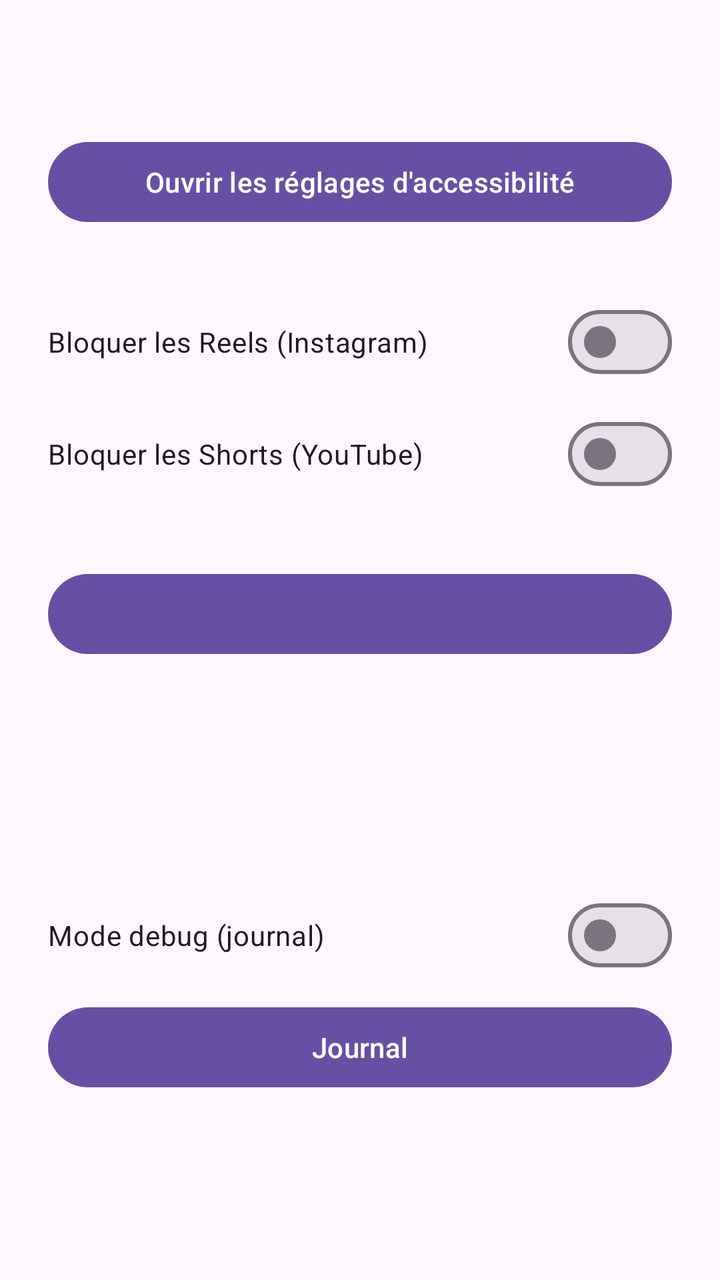
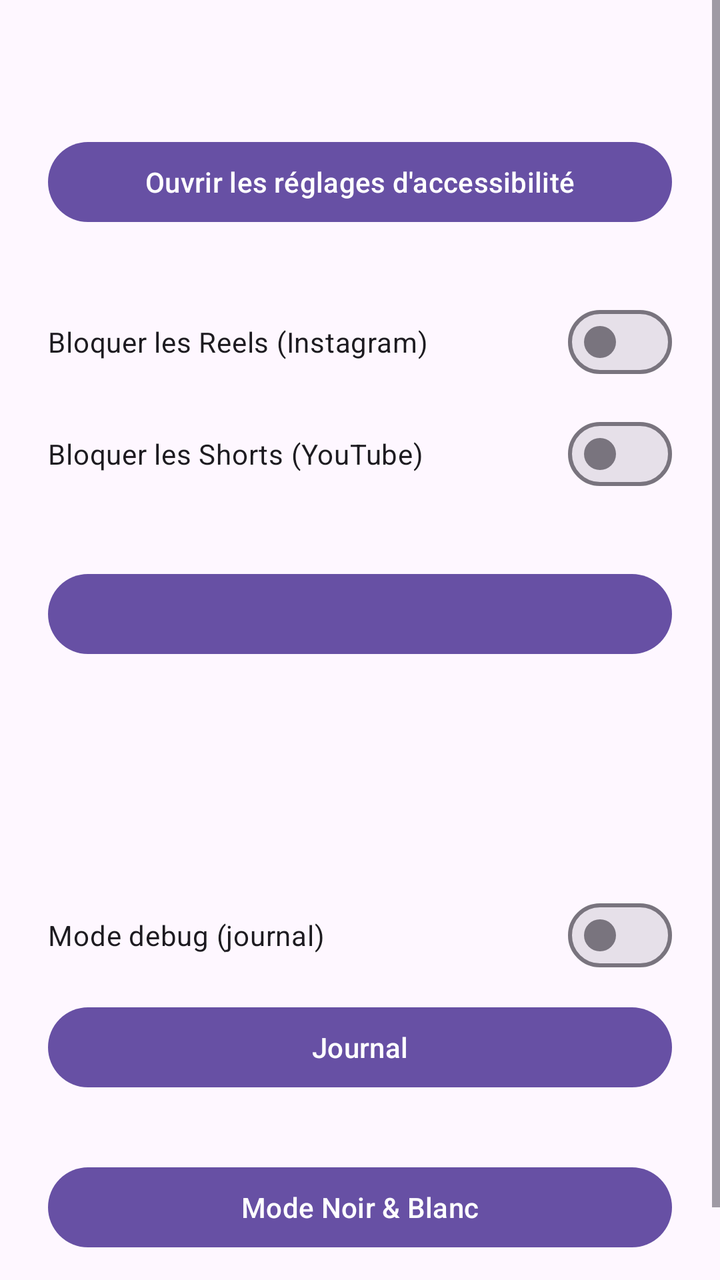

Before-and-after screenshots of an Android layout around one commit, followed by the original layout XML and the change that was made.
<!-- AndroidManifest.xml: application theme Theme.NoScroll -->
<!-- res/layout/activity_main.xml -->
<?xml version="1.0" encoding="utf-8"?>
<ScrollView xmlns:android="http://schemas.android.com/apk/res/android"
    android:layout_width="match_parent"
    android:layout_height="match_parent"
    android:fitsSystemWindows="true">

<LinearLayout
    android:layout_width="match_parent"
    android:layout_height="wrap_content"
    android:orientation="vertical"
    android:padding="24dp">

    <TextView
        android:id="@+id/statusText"
        android:layout_width="match_parent"
        android:layout_height="wrap_content"
        android:textSize="20sp" />

    <Button
        android:id="@+id/openSettingsButton"
        android:layout_width="match_parent"
        android:layout_height="wrap_content"
        android:layout_marginTop="16dp"
        android:text="@string/open_accessibility_settings" />

    <com.google.android.material.materialswitch.MaterialSwitch
        android:id="@+id/switchReels"
        android:layout_width="match_parent"
        android:layout_height="wrap_content"
        android:layout_marginTop="32dp"
        android:text="@string/block_reels" />

    <com.google.android.material.materialswitch.MaterialSwitch
        android:id="@+id/switchShorts"
        android:layout_width="match_parent"
        android:layout_height="wrap_content"
        android:layout_marginTop="8dp"
        android:text="@string/block_shorts" />

    <Button
        android:id="@+id/pauseButton"
        android:layout_width="match_parent"
        android:layout_height="wrap_content"
        android:layout_marginTop="32dp" />

    <TextView
        android:id="@+id/pauseStatusText"
        android:layout_width="match_parent"
        android:layout_height="wrap_content"
        android:layout_marginTop="8dp" />

    <TextView
        android:id="@+id/statsText"
        android:layout_width="match_parent"
        android:layout_height="wrap_content"
        android:layout_marginTop="32dp"
        android:textSize="16sp" />

    <com.google.android.material.materialswitch.MaterialSwitch
        android:id="@+id/switchDebug"
        android:layout_width="match_parent"
        android:layout_height="wrap_content"
        android:layout_marginTop="32dp"
        android:text="@string/debug_mode" />

    <Button
        android:id="@+id/openLogButton"
        android:layout_width="match_parent"
        android:layout_height="wrap_content"
        android:layout_marginTop="8dp"
        android:text="@string/open_log" />
</LinearLayout>
</ScrollView>
<!-- resources referenced by this layout -->
<resources>
  <string name="block_reels">Bloquer les Reels (Instagram)</string>
  <string name="block_shorts">Bloquer les Shorts (YouTube)</string>
  <string name="debug_mode">Mode debug (journal)</string>
  <string name="open_accessibility_settings">Ouvrir les réglages d\'accessibilité</string>
  <string name="open_log">Journal</string>
  <style name="Theme.NoScroll" parent="Theme.Material3.DayNight.NoActionBar" />
</resources>

<!-- the commit's change to res/layout/activity_main.xml (unified diff, before → after) -->
@@ -69,5 +69,18 @@
         android:layout_height="wrap_content"
         android:layout_marginTop="8dp"
         android:text="@string/open_log" />
+
+    <Button
+        android:id="@+id/openGrayscaleButton"
+        android:layout_width="match_parent"
+        android:layout_height="wrap_content"
+        android:layout_marginTop="32dp"
+        android:text="@string/gray_title" />
+
+    <TextView
+        android:id="@+id/grayscaleStatus"
+        android:layout_width="match_parent"
+        android:layout_height="wrap_content"
+        android:layout_marginTop="8dp" />
 </LinearLayout>
 </ScrollView>
<!-- resource entries referenced after the edit -->
@@ -3,6 +3,7 @@
   <string name="block_reels">Bloquer les Reels (Instagram)</string>
   <string name="block_shorts">Bloquer les Shorts (YouTube)</string>
   <string name="debug_mode">Mode debug (journal)</string>
+  <string name="gray_title">Mode Noir &amp; Blanc</string>
   <string name="open_accessibility_settings">Ouvrir les réglages d\'accessibilité</string>
   <string name="open_log">Journal</string>
   <style name="Theme.NoScroll" parent="Theme.Material3.DayNight.NoActionBar" />
